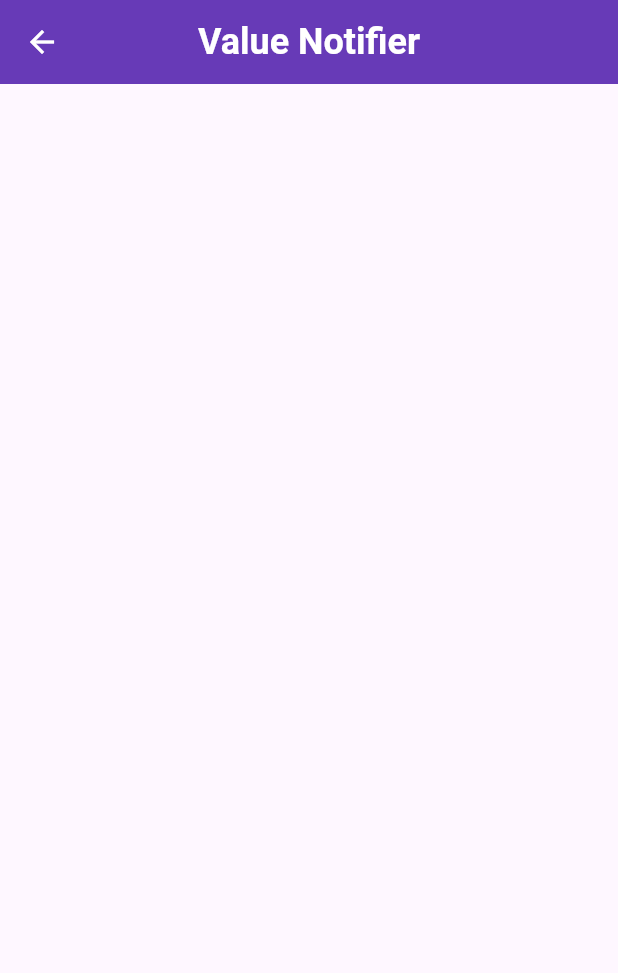
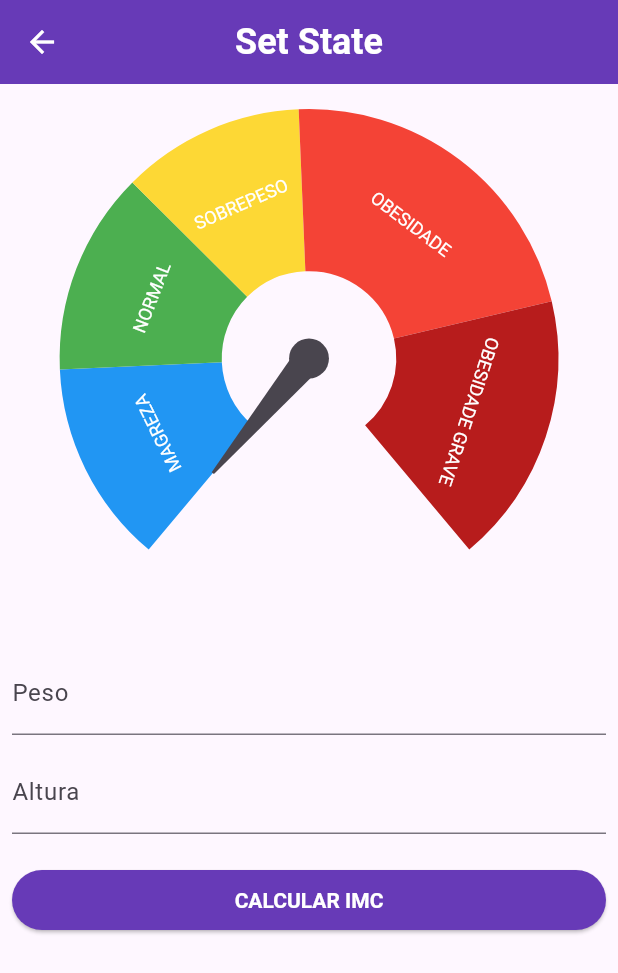
Before and after one commit to brunozupp/review_native_state_management, a Flutter app: the ValueNotifierPage screen opened by its route, on a phone screen of 412 x 824 dp. Shown: the top 973 px of the screen. Run offline on Flutter 3.47's test engine with Material 3 defaults, Android fonts, the phone set to English and light mode, and no system bars; drawn by our look-alikes of syncfusion_flutter_gauges; our stand-ins replace currency_text_input_formatter.

Commit message:
ValueNotifier

```diff
--- a/lib/app/pages/layout_page.dart
+++ b/lib/app/pages/layout_page.dart
@@ -1,5 +1,6 @@
 import 'package:currency_text_input_formatter/currency_text_input_formatter.dart';
 import 'package:flutter/material.dart';
+import 'package:intl/intl.dart';
 import 'package:review_native_state_management/app/pages/widgets/imc_gauge.dart';
 
 class LayoutPage extends StatefulWidget {
@@ -14,6 +15,24 @@ class _LayoutPageState extends State<LayoutPage> {
   final _formKey = GlobalKey<FormState>();
   final _pesoEC = TextEditingController();
   final _alturaEC = TextEditingController();
+
+  var imc = 0.0;
+
+  Future<void> _calcularIMC({
+    required double peso,
+    required double altura,
+  }) async {
+
+    setState(() {
+      imc = 0;
+    });
+
+    await Future.delayed(const Duration(seconds: 1));
+
+    setState(() {
+      // imc = peso / pow(altura, 2);
+    });
+  }
 
   @override
   void dispose() {
@@ -99,7 +118,24 @@ class _LayoutPageState extends State<LayoutPage> {
               SizedBox(
                 width: double.infinity,
                 child: ElevatedButton(
-                  onPressed: () {},
+                  onPressed: () {
+                    final formValid = _formKey.currentState?.validate() ?? false;
+
+                    if(formValid) {
+                      final formatter = NumberFormat.simpleCurrency(
+                        locale: "pt_BR",
+                        decimalDigits: 2,
+                      );
+
+                      double peso = formatter.parse(_pesoEC.text) as double;
+                      double altura = formatter.parse(_alturaEC.text) as double;
+
+                      _calcularIMC(
+                        peso: peso,
+                        altura: altura,
+                      );
+                    }
+                  },
                   child: const Text("CALCULAR IMC"),
                 ),
               ),
--- a/lib/app/pages/value_notifier_page/value_notifier_page.dart
+++ b/lib/app/pages/value_notifier_page/value_notifier_page.dart
@@ -1,16 +1,157 @@
+import 'dart:math';
+
+import 'package:currency_text_input_formatter/currency_text_input_formatter.dart';
 import 'package:flutter/material.dart';
+import 'package:intl/intl.dart';
+import 'package:review_native_state_management/app/pages/widgets/imc_gauge.dart';
 
-class ValueNotifierPage extends StatelessWidget {
+class ValueNotifierPage extends StatefulWidget {
+  const ValueNotifierPage({super.key});
 
-  const ValueNotifierPage({ super.key });
+  @override
+  State<ValueNotifierPage> createState() => _ValueNotifierPageState();
+}
+
+class _ValueNotifierPageState extends State<ValueNotifierPage> {
+
+  final _formKey = GlobalKey<FormState>();
+  final _pesoEC = TextEditingController();
+  final _alturaEC = TextEditingController();
+
+  // ValueNotifier é uma classe do Flutter que funciona com reatividade
+  // Toda vez que o valor de uma variável desse tipo é alterada ela manda
+  // rebuildar um widget específico que vem junto com ela (ValueListenableBuilder)
+  var imc = ValueNotifier(0.0);
+
+  Future<void> _calcularIMC({
+    required double peso,
+    required double altura,
+  }) async {
+
+    imc.value = 0.0;
+
+    await Future.delayed(const Duration(seconds: 1));
+
+    setState(() {
+      imc.value = peso / pow(altura, 2);
+    });
+  }
+
+  @override
+  void dispose() {
+    _pesoEC.dispose();
+    _alturaEC.dispose();
+    super.dispose();
+  }
 
   @override
   Widget build(BuildContext context) {
     return Scaffold(
       appBar: AppBar(
-        title: const Text('Value Notifier'),
+        title: const Text('Set State'),
       ),
-      body: Container(),
+      body: SingleChildScrollView(
+        padding: const EdgeInsets.all(8),
+        child: Form(
+          key: _formKey,
+          child: Column(
+            children: [
+
+              ValueListenableBuilder<double>(
+                valueListenable: imc,
+                builder: (context, value, child) {
+                  return ImcGauge(
+                    imc: value,
+                  );
+                },
+              ),
+
+              const SizedBox(
+                height: 20,
+              ),
+
+              TextFormField(
+                controller: _pesoEC,
+                decoration: const InputDecoration(
+                  labelText: "Peso",
+                ),
+                keyboardType: TextInputType.number,
+                inputFormatters: [
+                  CurrencyTextInputFormatter.currency(
+                    locale: "pt_BR",
+                    symbol: "",
+                    decimalDigits: 2,
+                    turnOffGrouping: true,
+                  ),
+                ],
+                validator: (value) {
+                  if(value == null || value.isEmpty) {
+                    return "Peso obrigatório";
+                  }
+
+                  return null;
+                },
+              ),
+
+              const SizedBox(
+                height: 10,
+              ),
+
+              TextFormField(
+                controller: _alturaEC,
+                decoration: const InputDecoration(
+                  labelText: "Altura",
+                ),
+                keyboardType: TextInputType.number,
+                inputFormatters: [
+                  CurrencyTextInputFormatter.currency(
+                    locale: "pt_BR",
+                    symbol: "",
+                    decimalDigits: 2,
+                    turnOffGrouping: true,
+                  ),
+                ],
+                validator: (value) {
+                  if(value == null || value.isEmpty) {
+                    return "Altura obrigatório";
+                  }
+
+                  return null;
+                },
+              ),
+
+              const SizedBox(
+                height: 20,
+              ),
+
+              SizedBox(
+                width: double.infinity,
+                child: ElevatedButton(
+                  onPressed: () {
+                    final formValid = _formKey.currentState?.validate() ?? false;
+
+                    if(formValid) {
+                      final formatter = NumberFormat.simpleCurrency(
+                        locale: "pt_BR",
+                        decimalDigits: 2,
+                      );
+
+                      double peso = formatter.parse(_pesoEC.text) as double;
+                      double altura = formatter.parse(_alturaEC.text) as double;
+
+                      _calcularIMC(
+                        peso: peso,
+                        altura: altura,
+                      );
+                    }
+                  },
+                  child: const Text("CALCULAR IMC"),
+                ),
+              ),
+            ],
+          ),
+        ),
+      ),
     );
   }
 }
```
